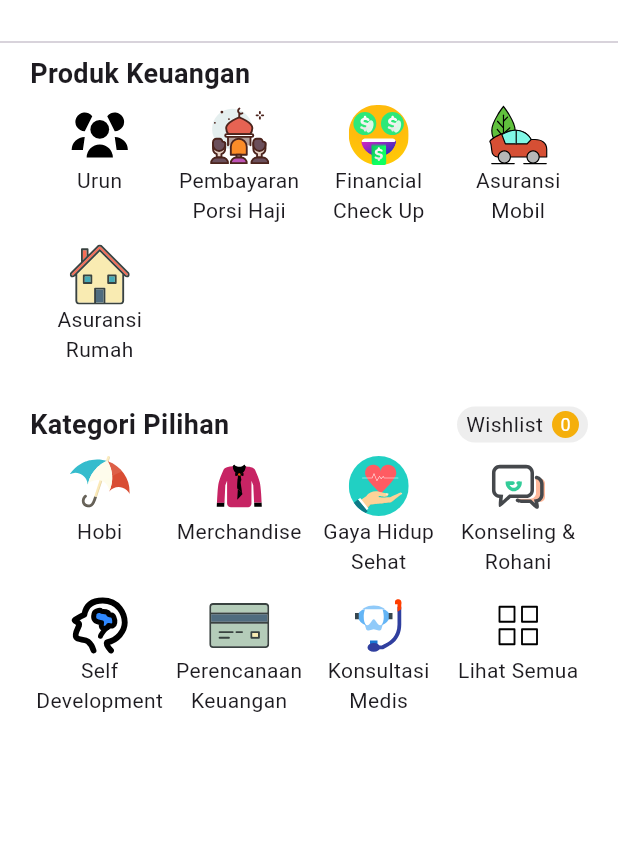
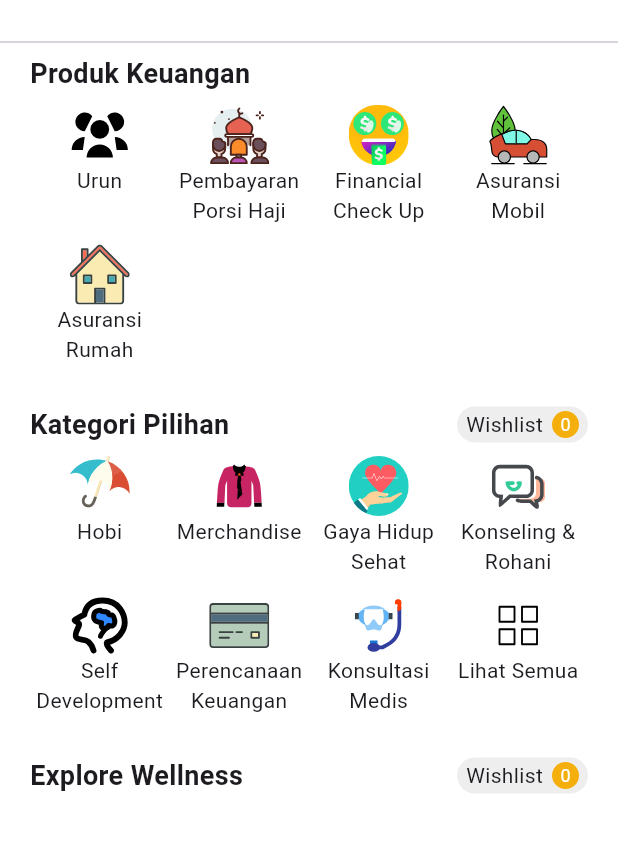
Before and after one commit to fauzipadlaw/payuung_clone, a Flutter app: the screen it shows after launch, on a phone screen of 412 x 824 dp, the part 189-1042 px from its top. Run offline on Flutter 3.47's test engine with Material 3 defaults, Android fonts, the phone set to English and light mode, and no system bars; our stand-ins replace flutter_svg.

Commit message:
WIP: explore wellness section

```diff
--- /dev/null
+++ b/lib/presentation/home/components/grid_image.dart
@@ -0,0 +1,10 @@
+import 'package:flutter/material.dart';
+
+class GridIImage extends StatelessWidget {
+  const GridIImage({super.key});
+
+  @override
+  Widget build(BuildContext context) {
+    return const Placeholder();
+  }
+}
--- a/lib/presentation/home/components/personal_payuung_content.dart
+++ b/lib/presentation/home/components/personal_payuung_content.dart
@@ -79,6 +79,38 @@ class PersonalPayuungContent extends StatelessWidget {
               ],
             ),
           ),
+          Padding(
+            padding: const EdgeInsets.only(bottom: 8.0),
+            child: SectionTitle(
+              title: 'Explore Wellness',
+              action: Container(
+                padding: const EdgeInsets.symmetric(horizontal: 6, vertical: 2),
+                decoration: BoxDecoration(
+                    color: Colors.grey.shade200,
+                    borderRadius: BorderRadius.circular(30)),
+                child: Row(
+                  children: [
+                    const Text('Wishlist'),
+                    Container(
+                      alignment: Alignment.center,
+                      height: 18,
+                      width: 18,
+                      margin: const EdgeInsets.only(left: 6),
+                      decoration: BoxDecoration(
+                        color: AppColors.yellow,
+                        borderRadius: BorderRadius.circular(100),
+                      ),
+                      child: const Text(
+                        '0',
+                        style: TextStyle(color: Colors.white, fontSize: 12),
+                      ),
+                    ),
+                  ],
+                ),
+              ),
+            ),
+          ),
+
         ],
       ),
     );
```
Also changed, not shown: assets/images/alfamart.png (added), assets/images/gojek.png (added), assets/images/grab.png (added), assets/images/hm.png (added), assets/images/indomaret.png (added).
